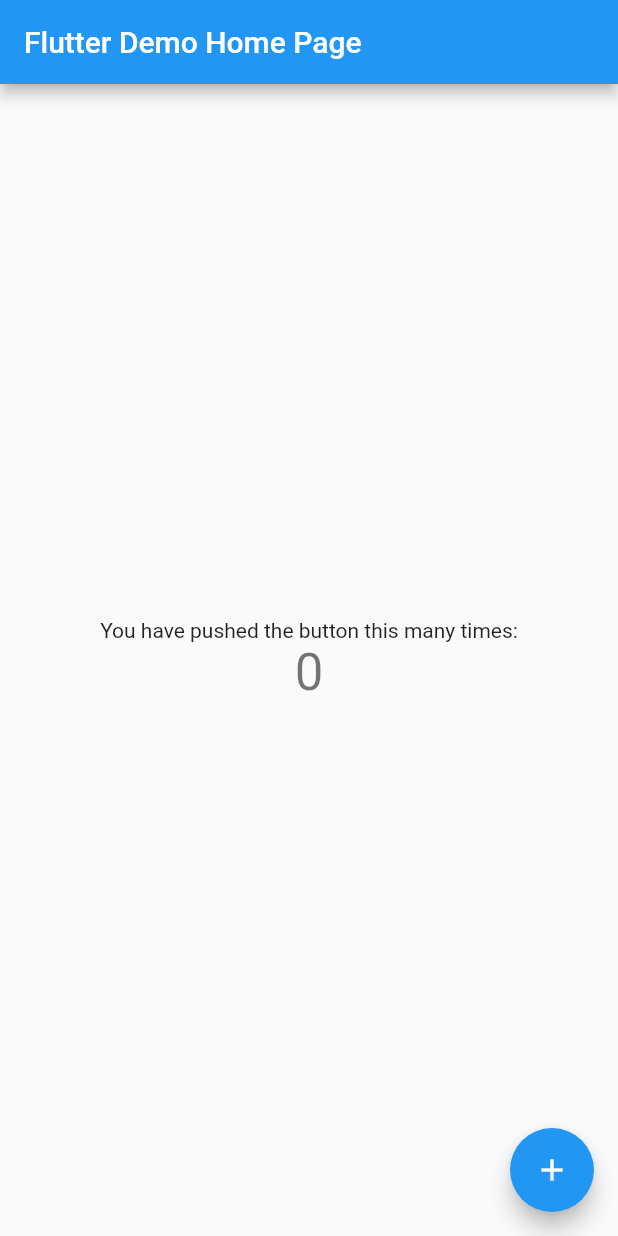
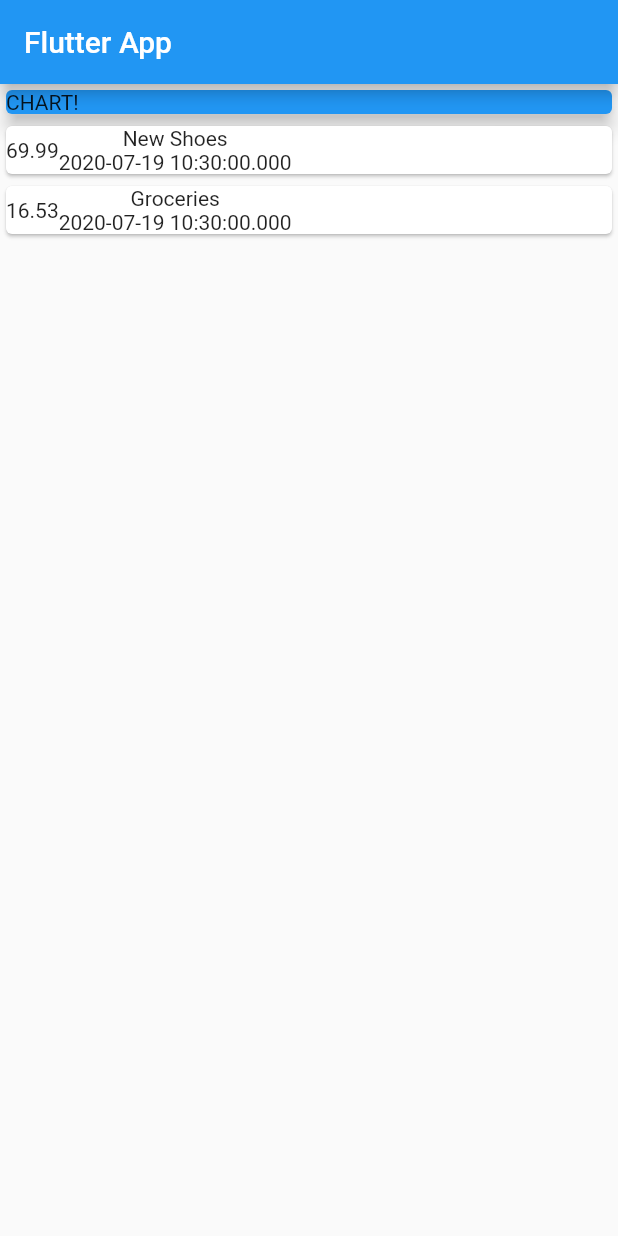
Before and after one commit to tdbranham/Simple_Financial_App, a Flutter app: the screen it shows after launch, on a phone screen of 412 x 824 dp. Run offline on Flutter 3.47's test engine with Material 2 defaults, Android fonts, the phone set to English and light mode, and no system bars.

Commit message:
add transaction card

```diff
--- a/lib/main.dart
+++ b/lib/main.dart
@@ -1,117 +1,76 @@
 import 'package:flutter/material.dart';
 
-void main() {
-  runApp(MyApp());
-}
+import './transaction.dart';
+
+void main() => runApp(MyApp());
 
 class MyApp extends StatelessWidget {
-  // This widget is the root of your application.
   @override
   Widget build(BuildContext context) {
     return MaterialApp(
-      title: 'Flutter Demo',
-      theme: ThemeData(
-        // This is the theme of your application.
-        //
-        // Try running your application with "flutter run". You'll see the
-        // application has a blue toolbar. Then, without quitting the app, try
-        // changing the primarySwatch below to Colors.green and then invoke
-        // "hot reload" (press "r" in the console where you ran "flutter run",
-        // or simply save your changes to "hot reload" in a Flutter IDE).
-        // Notice that the counter didn't reset back to zero; the application
-        // is not restarted.
-        primarySwatch: Colors.blue,
-        // This makes the visual density adapt to the platform that you run
-        // the app on. For desktop platforms, the controls will be smaller and
-        // closer together (more dense) than on mobile platforms.
-        visualDensity: VisualDensity.adaptivePlatformDensity,
-      ),
-      home: MyHomePage(title: 'Flutter Demo Home Page'),
+      title: 'Flutter App',
+      home: MyHomePage(),
     );
   }
 }
 
-class MyHomePage extends StatefulWidget {
-  MyHomePage({Key key, this.title}) : super(key: key);
-
-  // This widget is the home page of your application. It is stateful, meaning
-  // that it has a State object (defined below) that contains fields that affect
-  // how it looks.
-
-  // This class is the configuration for the state. It holds the values (in this
-  // case the title) provided by the parent (in this case the App widget) and
-  // used by the build method of the State. Fields in a Widget subclass are
-  // always marked "final".
-
-  final String title;
-
-  @override
-  _MyHomePageState createState() => _MyHomePageState();
-}
-
-class _MyHomePageState extends State<MyHomePage> {
-  int _counter = 0;
-
-  void _incrementCounter() {
-    setState(() {
-      // This call to setState tells the Flutter framework that something has
-      // changed in this State, which causes it to rerun the build method below
-      // so that the display can reflect the updated values. If we changed
-      // _counter without calling setState(), then the build method would not be
-      // called again, and so nothing would appear to happen.
-      _counter++;
-    });
-  }
+class MyHomePage extends StatelessWidget {
+  final List<Transaction> transactions = [
+    Transaction(
+      id: 't1',
+      title: 'New Shoes',
+      amount: 69.99,
+      date: DateTime.now(),
+    ),
+    Transaction(
+      id: 't2',
+      title: 'Groceries',
+      amount: 16.53,
+      date: DateTime.now(),
+    ),
+  ];
 
   @override
   Widget build(BuildContext context) {
-    // This method is rerun every time setState is called, for instance as done
-    // by the _incrementCounter method above.
-    //
-    // The Flutter framework has been optimized to make rerunning build methods
-    // fast, so that you can just rebuild anything that needs updating rather
-    // than having to individually change instances of widgets.
     return Scaffold(
       appBar: AppBar(
-        // Here we take the value from the MyHomePage object that was created by
-        // the App.build method, and use it to set our appbar title.
-        title: Text(widget.title),
+        title: Text('Flutter App'),
       ),
-      body: Center(
-        // Center is a layout widget. It takes a single child and positions it
-        // in the middle of the parent.
-        child: Column(
-          // Column is also a layout widget. It takes a list of children and
-          // arranges them vertically. By default, it sizes itself to fit its
-          // children horizontally, and tries to be as tall as its parent.
-          //
-          // Invoke "debug painting" (press "p" in the console, choose the
-          // "Toggle Debug Paint" action from the Flutter Inspector in Android
-          // Studio, or the "Toggle Debug Paint" command in Visual Studio Code)
-          // to see the wireframe for each widget.
-          //
-          // Column has various properties to control how it sizes itself and
-          // how it positions its children. Here we use mainAxisAlignment to
-          // center the children vertically; the main axis here is the vertical
-          // axis because Columns are vertical (the cross axis would be
-          // horizontal).
-          mainAxisAlignment: MainAxisAlignment.center,
-          children: <Widget>[
-            Text(
-              'You have pushed the button this many times:',
+      body: Column(
+        children: <Widget>[
+          Container(
+            width: double.infinity,
+            child: Card(
+              color: Colors.blue,
+              child: Text('CHART!'),
+              elevation: 5,
             ),
-            Text(
-              '$_counter',
-              style: Theme.of(context).textTheme.headline4,
-            ),
-          ],
-        ),
+          ),
+          Column(
+            children: transactions.map((tx) {
+              return Card(
+                child: Row(
+                  children: <Widget>[
+                    Container(
+                      child: Text(
+                        tx.amount.toString(),
+                      ),
+                    ),
+                    Column(
+                      children: <Widget>[
+                        Text(tx.title),
+                        Text(
+                          tx.date.toString(),
+                        ),
+                      ],
+                    ),
+                  ],
+                ),
+              );
+            }).toList(),
+          ),
+        ],
       ),
-      floatingActionButton: FloatingActionButton(
-        onPressed: _incrementCounter,
-        tooltip: 'Increment',
-        child: Icon(Icons.add),
-      ), // This trailing comma makes auto-formatting nicer for build methods.
     );
   }
 }
--- /dev/null
+++ b/lib/transaction.dart
@@ -0,0 +1,15 @@
+import 'package:flutter/foundation.dart';
+
+class Transaction {
+  String id;
+  String title;
+  double amount;
+  DateTime date;
+
+  Transaction({
+    @required this.id,
+    @required this.title,
+    @required this.amount,
+    @required this.date,
+  });
+}
```
